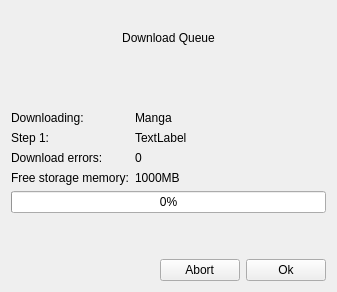
Rain92/UltimateMangaReader, file src/widgets/downloadstatusdialog.ui: the form before one commit.
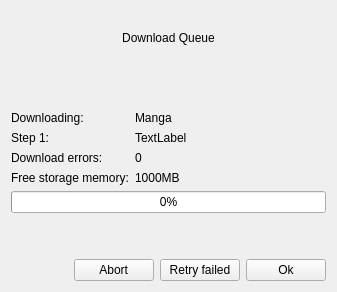
The form after the commit.

```diff
--- a/src/widgets/downloadstatusdialog.ui
+++ b/src/widgets/downloadstatusdialog.ui
@@ -175,6 +175,16 @@
        </property>
       </widget>
      </item>
+     <item>
+      <widget class="QPushButton" name="pushButtonRetry">
+       <property name="focusPolicy">
+        <enum>Qt::NoFocus</enum>
+       </property>
+       <property name="text">
+        <string> Retry failed </string>
+       </property>
+      </widget>
+     </item>
      <item>
       <widget class="QPushButton" name="pushButtonOk">
        <property name="focusPolicy">
```
